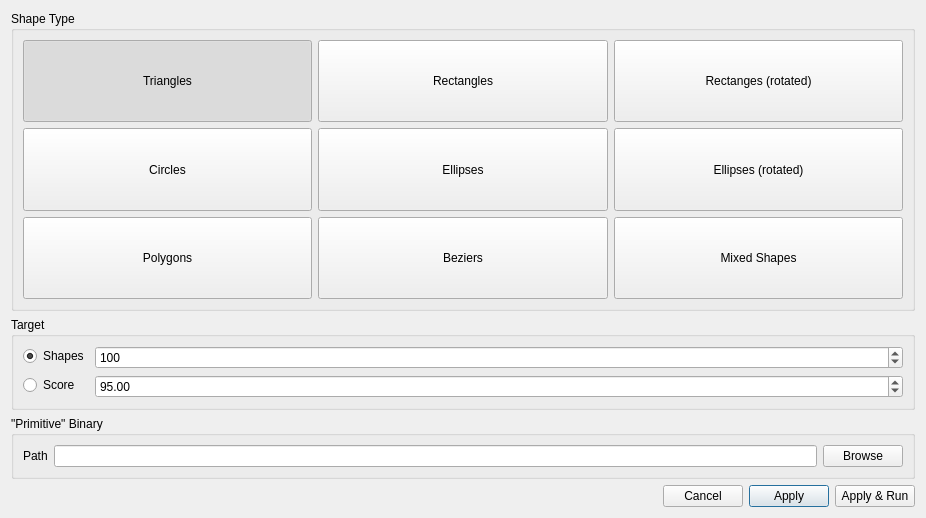
The window that src/settingsdialog.ui (flopp/qubistic) describes before a commit, drawn with Qt 5.
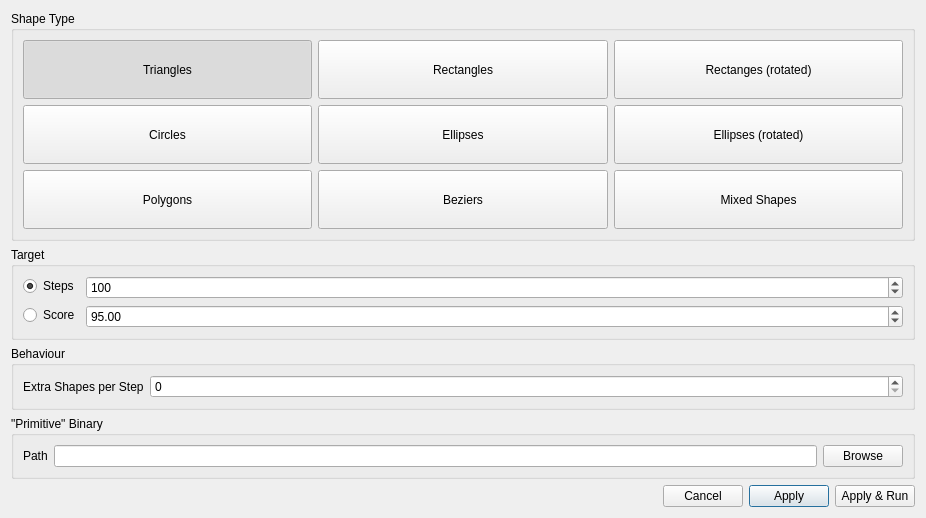
The same window after the commit.

```diff
--- a/src/settingsdialog.ui
+++ b/src/settingsdialog.ui
@@ -263,7 +263,7 @@
       <item row="0" column="0">
        <widget class="QRadioButton" name="shapesRadioButton">
         <property name="text">
-         <string>Shapes</string>
+         <string>Steps</string>
         </property>
         <property name="checked">
          <bool>true</bool>
@@ -276,7 +276,7 @@
          <number>1</number>
         </property>
         <property name="maximum">
-         <number>1000</number>
+         <number>10000</number>
         </property>
         <property name="value">
          <number>100</number>
@@ -300,6 +300,29 @@
      </layout>
     </widget>
    </item>
+   <item>
+    <widget class="QGroupBox" name="groupBox_4">
+     <property name="title">
+      <string>Behaviour</string>
+     </property>
+     <layout class="QFormLayout" name="formLayout_2">
+      <item row="0" column="0">
+       <widget class="QLabel" name="label_2">
+        <property name="text">
+         <string>Extra Shapes per Step</string>
+        </property>
+       </widget>
+      </item>
+      <item row="0" column="1">
+       <widget class="QSpinBox" name="extraShapesInput">
+        <property name="maximum">
+         <number>10</number>
+        </property>
+       </widget>
+      </item>
+     </layout>
+    </widget>
+   </item>
    <item>
     <widget class="QGroupBox" name="groupBox_3">
      <property name="title">
```
Left out of the diff: 4 changed lines with no effect on the pictures.
